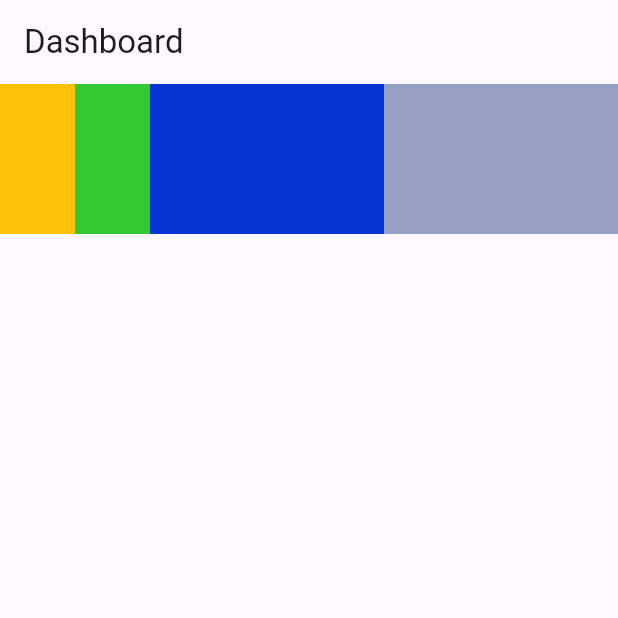
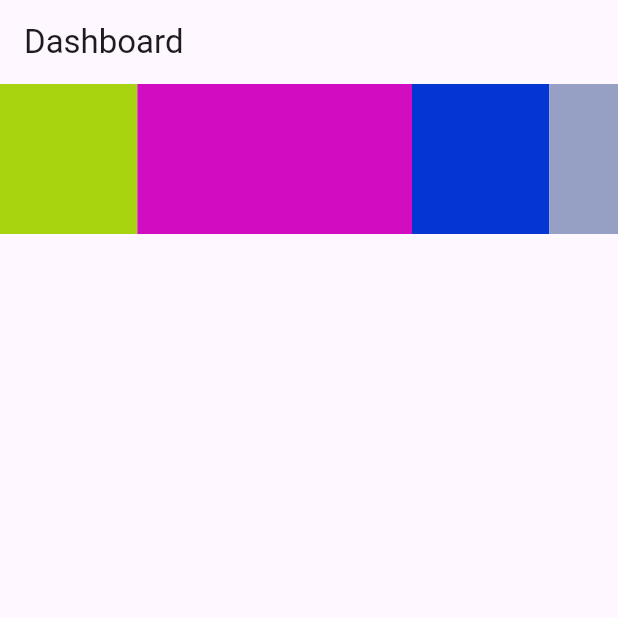
Before and after one commit to Foysalrabby/Classpractice33, a Flutter app: the screen it shows after launch, on a phone screen of 412 x 824 dp, the top half of it. Run offline on Flutter 3.47's test engine with Material 3 defaults, Android fonts, the phone set to English and light mode, and no system bars.

Commit message:
flex 9 to divided

```diff
--- a/customclass/lib/main.dart
+++ b/customclass/lib/main.dart
@@ -30,24 +30,33 @@ class Mydassboard extends StatelessWidget {
     body:   Row(
 
        children: [
-
-        Container(
+         ///total flex 9
+         Expanded(
+          flex: 2,
+          child: Container(
          width: 50,
          height: 100,
-         color: Colors.amber,
-        ),
-          Container(
+         color: Color.fromARGB(255, 168, 211, 15),
+        ),),
+         Expanded(
+          flex: 4,
+          child: Container(
          width: 50,
          height: 100,
-         color: Color.fromARGB(255, 50, 201, 50),
-        ),
-        Expanded(child: Container(
+         color: Color.fromARGB(255, 209, 12, 193),
+        ),),
+        Expanded
+        (
+          flex: 2,
+          child: Container(
          width: 50,
          height: 100,
          color: Color.fromARGB(255, 5, 54, 212),
         ),),
 
-        Expanded(child: Container(
+        Expanded(
+          flex: 1,
+          child: Container(
          width: 50,
          height: 100,
          color: Color.fromARGB(255, 149, 160, 196),
```
